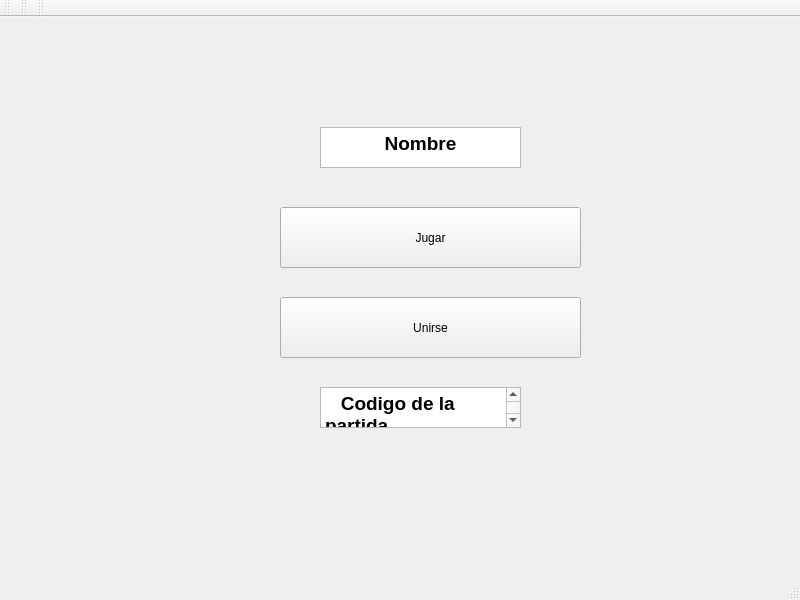
This is scrabble/mainwindow.ui in sharingplay/Scrabble as Qt 5 draws it before an edit. The edited form follows.
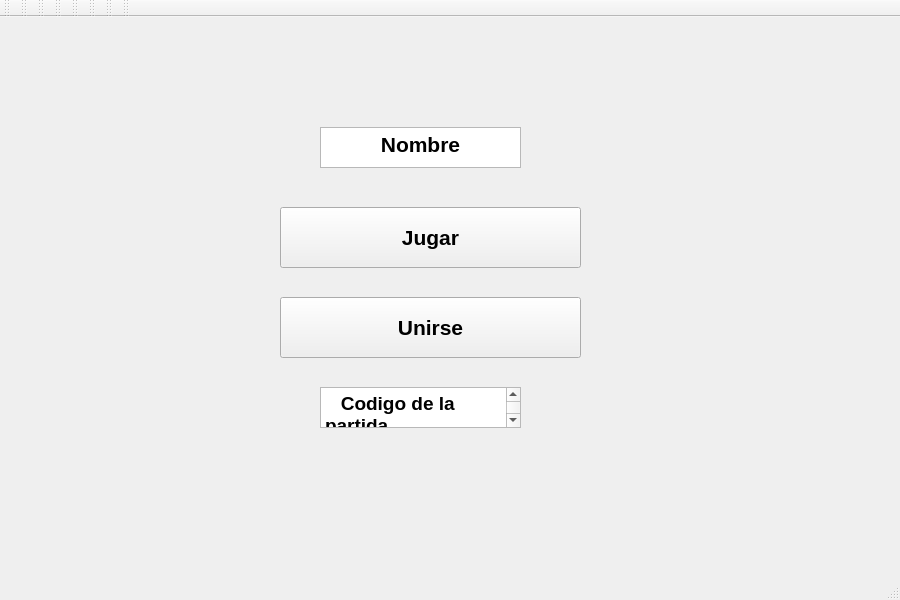
This is the edited form. Icons and pictures are not drawn.

Commit message: ventana de menu

The edit to the form file:
```diff
--- a/scrabble/mainwindow.ui
+++ b/scrabble/mainwindow.ui
@@ -6,10 +6,16 @@
    <rect>
     <x>0</x>
     <y>0</y>
-    <width>800</width>
+    <width>900</width>
     <height>600</height>
    </rect>
   </property>
+  <property name="minimumSize">
+   <size>
+    <width>800</width>
+    <height>0</height>
+   </size>
+  </property>
   <property name="windowTitle">
    <string>MainWindow</string>
   </property>
@@ -26,6 +32,16 @@
       <height>61</height>
      </rect>
     </property>
+    <property name="font">
+     <font>
+      <pointsize>16</pointsize>
+      <weight>75</weight>
+      <bold>true</bold>
+     </font>
+    </property>
+    <property name="styleSheet">
+     <string notr="true">border-image: url(:/imagenes/blanca.png);</string>
+    </property>
     <property name="text">
      <string>Unirse</string>
     </property>
@@ -39,6 +55,17 @@
       <height>61</height>
      </rect>
     </property>
+    <property name="font">
+     <font>
+      <pointsize>16</pointsize>
+      <weight>75</weight>
+      <bold>true</bold>
+     </font>
+    </property>
+    <property name="styleSheet">
+     <string notr="true">border-image: url(:/imagenes/blanca.png);
+border-color: rgb(0, 0, 0);</string>
+    </property>
     <property name="text">
      <string>Jugar</string>
     </property>
@@ -52,6 +79,9 @@
       <height>41</height>
      </rect>
     </property>
+    <property name="styleSheet">
+     <string notr="true">border-image: url(:/imagenes/blanca.png);</string>
+    </property>
     <property name="documentTitle">
      <string/>
     </property>
@@ -60,7 +90,7 @@
 &lt;html&gt;&lt;head&gt;&lt;meta name=&quot;qrichtext&quot; content=&quot;1&quot; /&gt;&lt;style type=&quot;text/css&quot;&gt;
 p, li { white-space: pre-wrap; }
 &lt;/style&gt;&lt;/head&gt;&lt;body style=&quot; font-family:'Cantarell'; font-size:11pt; font-weight:400; font-style:normal;&quot;&gt;
-&lt;p align=&quot;center&quot; style=&quot; margin-top:0px; margin-bottom:0px; margin-left:0px; margin-right:0px; -qt-block-indent:0; text-indent:0px;&quot;&gt;&lt;span style=&quot; font-size:14pt; font-weight:600;&quot;&gt;Nombre&lt;/span&gt;&lt;/p&gt;&lt;/body&gt;&lt;/html&gt;</string>
+&lt;p align=&quot;center&quot; style=&quot; margin-top:0px; margin-bottom:0px; margin-left:0px; margin-right:0px; -qt-block-indent:0; text-indent:0px;&quot;&gt;&lt;span style=&quot; font-size:16pt; font-weight:600;&quot;&gt;Nombre&lt;/span&gt;&lt;/p&gt;&lt;/body&gt;&lt;/html&gt;</string>
     </property>
    </widget>
    <widget class="QTextEdit" name="textEdit_2">
@@ -128,6 +158,61 @@
     <bool>false</bool>
    </attribute>
   </widget>
+  <widget class="QToolBar" name="toolBar_4">
+   <property name="windowTitle">
+    <string>toolBar_4</string>
+   </property>
+   <attribute name="toolBarArea">
+    <enum>TopToolBarArea</enum>
+   </attribute>
+   <attribute name="toolBarBreak">
+    <bool>false</bool>
+   </attribute>
+  </widget>
+  <widget class="QToolBar" name="toolBar_5">
+   <property name="windowTitle">
+    <string>toolBar_5</string>
+   </property>
+   <attribute name="toolBarArea">
+    <enum>TopToolBarArea</enum>
+   </attribute>
+   <attribute name="toolBarBreak">
+    <bool>false</bool>
+   </attribute>
+  </widget>
+  <widget class="QToolBar" name="toolBar_6">
+   <property name="windowTitle">
+    <string>toolBar_6</string>
+   </property>
+   <attribute name="toolBarArea">
+    <enum>TopToolBarArea</enum>
+   </attribute>
+   <attribute name="toolBarBreak">
+    <bool>false</bool>
+   </attribute>
+  </widget>
+  <widget class="QToolBar" name="toolBar_7">
+   <property name="windowTitle">
+    <string>toolBar_7</string>
+   </property>
+   <attribute name="toolBarArea">
+    <enum>TopToolBarArea</enum>
+   </attribute>
+   <attribute name="toolBarBreak">
+    <bool>false</bool>
+   </attribute>
+  </widget>
+  <widget class="QToolBar" name="toolBar_8">
+   <property name="windowTitle">
+    <string>toolBar_8</string>
+   </property>
+   <attribute name="toolBarArea">
+    <enum>TopToolBarArea</enum>
+   </attribute>
+   <attribute name="toolBarBreak">
+    <bool>false</bool>
+   </attribute>
+  </widget>
  </widget>
  <resources/>
  <connections/>
```
Left out of the diff: 7 changed lines with no effect on the pictures. The commit also changes 4 other files.
